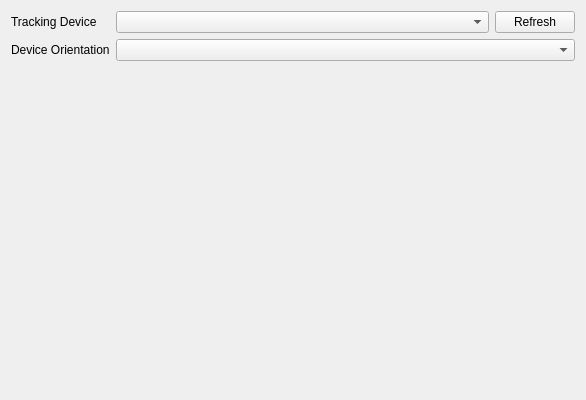
Old version of the form src/qt_gui/device_setup.ui in the repository mavak/linux-track.
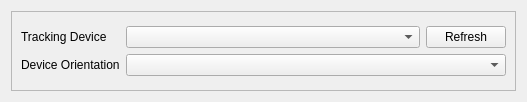
New version of the form.

What changed in the file:
```diff
--- a/src/qt_gui/device_setup.ui
+++ b/src/qt_gui/device_setup.ui
@@ -6,13 +6,22 @@
    <rect>
     <x>0</x>
     <y>0</y>
-    <width>586</width>
-    <height>400</height>
+    <width>527</width>
+    <height>102</height>
    </rect>
   </property>
   <property name="windowTitle">
    <string>Form</string>
   </property>
+  <layout class="QVBoxLayout" name="verticalLayout_2">
+   <item>
+    <widget class="QFrame" name="frame">
+     <property name="frameShape">
+      <enum>QFrame::StyledPanel</enum>
+     </property>
+     <property name="frameShadow">
+      <enum>QFrame::Raised</enum>
+     </property>
   <layout class="QVBoxLayout" name="verticalLayout">
    <item>
     <layout class="QGridLayout" name="gridLayout">
@@ -84,25 +93,8 @@
      </item>
     </layout>
    </item>
-   <item>
-    <layout class="QVBoxLayout" name="DeviceSetupSite" stretch="">
-     <property name="sizeConstraint">
-      <enum>QLayout::SetDefaultConstraint</enum>
-     </property>
-    </layout>
-   </item>
-   <item>
-    <spacer name="verticalSpacer">
-     <property name="orientation">
-      <enum>Qt::Vertical</enum>
-     </property>
-     <property name="sizeHint" stdset="0">
-      <size>
-       <width>20</width>
-       <height>40</height>
-      </size>
-     </property>
-    </spacer>
+     </layout>
+    </widget>
    </item>
   </layout>
  </widget>
```
Lines whose indentation alone changed are shown as unchanged.
